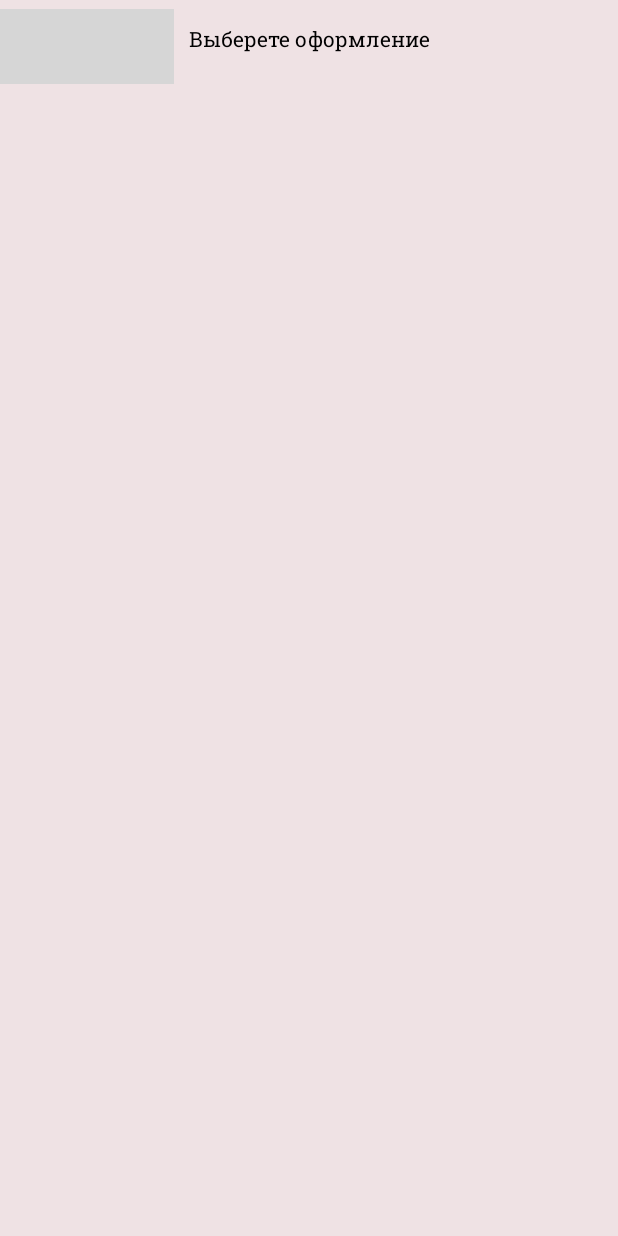
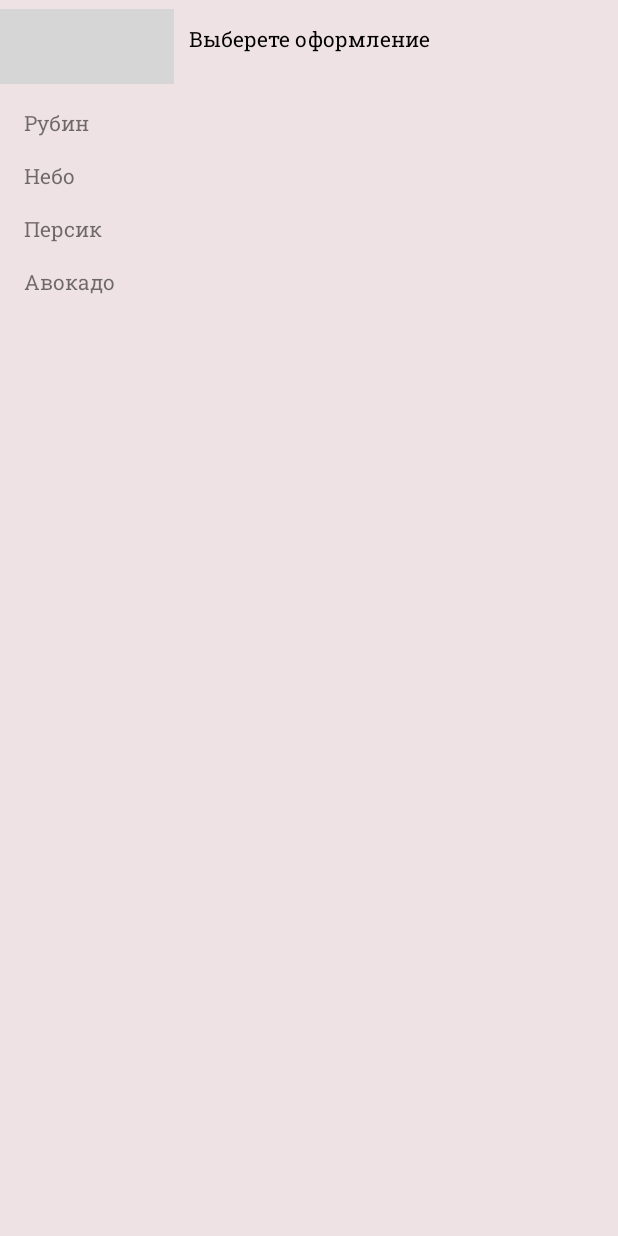
Before and after one commit to levkorol/PomodoroList, an Android app: the fragment ThemeFragment placed in its activity, on a phone screen of 412 x 824 dp. Run offline under Robolectric (Android 15) with nearby library versions, the phone set to English and light mode, and no system bars; 5 statements that could not run were skipped; grey boxes are pictures that could not be loaded.

Commit message:
save theme

```diff
--- a/app/src/main/java/ru/harlion/pomodorolist/AppActivity.kt
+++ b/app/src/main/java/ru/harlion/pomodorolist/AppActivity.kt
@@ -3,13 +3,11 @@ package ru.harlion.pomodorolist
 import androidx.appcompat.app.AppCompatActivity
 import android.os.Bundle
 import android.view.View
-import androidx.core.content.ContentProviderCompat.requireContext
 import com.google.android.material.bottomnavigation.BottomNavigationView
 import ru.harlion.pomodorolist.ui.pomodoro.TimerFragment
 import ru.harlion.pomodorolist.ui.profile.ProfileFragment
 import ru.harlion.pomodorolist.ui.profile.on_boarding.OnBoardingFragment
-import ru.harlion.pomodorolist.ui.profile.statistic.StatisticFragment
-import ru.harlion.pomodorolist.ui.projects.ListProjectsFragment
+import ru.harlion.pomodorolist.ui.projects.lists_projects.ListProjectsFragment
 import ru.harlion.pomodorolist.ui.tasks.ListTasksFragment
 import ru.harlion.pomodorolist.utils.Prefs
 import ru.harlion.pomodorolist.utils.replaceFragment
@@ -19,17 +17,22 @@ class AppActivity : AppCompatActivity() {
     private lateinit var bottomNavView: BottomNavigationView
 
     override fun onCreate(savedInstanceState: Bundle?) {
+        val prefs = Prefs(this)
 
-        setTheme(R.style.RedTheme)
-       // recreate() pref
+        when (prefs.theme) {
+            "green" -> setTheme(R.style.GreenTheme)
+            "sky" -> setTheme(R.style.SkyTheme)
+            "peach" -> setTheme(R.style.PeachTheme)
+             else -> setTheme(R.style.RedTheme)
+        }
 
         super.onCreate(savedInstanceState)
         setContentView(R.layout.activity_main)
 
         bottomNavView = findViewById(R.id.bottom_nav_view)
 
-        val prefs = Prefs(this)
-        if(!prefs.isShowOnBoarding) {
+
+        if (!prefs.isShowOnBoarding) {
             prefs.isShowOnBoarding = true
             replaceFragment(OnBoardingFragment(), true)
         } else {
@@ -66,10 +69,10 @@ class AppActivity : AppCompatActivity() {
     }
 
     fun setBottomNavigationVisible(isVisible: Boolean) {
-        if(isVisible) {
-            bottomNavView.visibility  = View.VISIBLE
+        if (isVisible) {
+            bottomNavView.visibility = View.VISIBLE
         } else {
-            bottomNavView.visibility  = View.GONE
+            bottomNavView.visibility = View.GONE
         }
     }
 }
--- a/app/src/main/java/ru/harlion/pomodorolist/models/Project.kt
+++ b/app/src/main/java/ru/harlion/pomodorolist/models/Project.kt
@@ -17,7 +17,8 @@ class Project(
     val position: Int = 0,
     val color: Int = 0,
     val dateCreate: Long,
-    val timeInFocus: Long = 0L
+    val timeInFocus: Long = 0L,
+    val isArchive : Boolean = false
 )
 
 class ProjectWithTasks(
--- a/app/src/main/java/ru/harlion/pomodorolist/ui/profile/settings/theme/ThemeFragment.kt
+++ b/app/src/main/java/ru/harlion/pomodorolist/ui/profile/settings/theme/ThemeFragment.kt
@@ -1,13 +1,43 @@
 package ru.harlion.pomodorolist.ui.profile.settings.theme
 
 
+import android.os.Bundle
+import android.view.View
 import ru.harlion.pomodorolist.AppActivity
 import ru.harlion.pomodorolist.base.BindingFragment
 import ru.harlion.pomodorolist.databinding.FragmentThemeBinding
+import ru.harlion.pomodorolist.utils.Prefs
 
 
 class ThemeFragment : BindingFragment<FragmentThemeBinding>(FragmentThemeBinding::inflate) {
 
+    private lateinit var prefs : Prefs
+
+    override fun onViewCreated(view: View, savedInstanceState: Bundle?) {
+        super.onViewCreated(view, savedInstanceState)
+
+        prefs = Prefs(requireContext())
+
+        binding.red.setOnClickListener {
+            prefs.theme = "red"
+            (activity as AppActivity).recreate()
+        }
+
+        binding.sky.setOnClickListener {
+            prefs.theme = "sky"
+            (activity as AppActivity).recreate()
+        }
+
+        binding.peach.setOnClickListener {
+            prefs.theme = "peach"
+            (activity as AppActivity).recreate()
+        }
+
+        binding.green.setOnClickListener {
+            prefs.theme = "green"
+            (activity as AppActivity).recreate()
+        }
+    }
 
     override fun onStart() {
         super.onStart()
--- a/app/src/main/java/ru/harlion/pomodorolist/ui/projects/ProjectsAdapter.kt
+++ b/app/src/main/java/ru/harlion/pomodorolist/ui/projects/adapter/ProjectsAdapter.kt
@@ -1,4 +1,4 @@
-package ru.harlion.pomodorolist.ui.projects
+package ru.harlion.pomodorolist.ui.projects.adapter
 
 import android.content.res.ColorStateList
 import android.os.Build
@@ -112,8 +112,6 @@ class ProjectsAdapter(
                 }
 
                 if (Build.VERSION.SDK_INT >= Build.VERSION_CODES.M) {
-                    //  binding.color.compoundDrawables[0].setTint(colorId)
-                    // TintList = ColorStateList.valueOf(colorId)
                     if (project.color > 0) {
                         val color = ContextCompat.getColor(name.context, project.color)
                         val colorList = ColorStateList.valueOf(color)
--- a/app/src/main/java/ru/harlion/pomodorolist/ui/projects/ListProjectsFragment.kt
+++ b/app/src/main/java/ru/harlion/pomodorolist/ui/projects/lists_projects/ListProjectsFragment.kt
@@ -1,4 +1,4 @@
-package ru.harlion.pomodorolist.ui.projects
+package ru.harlion.pomodorolist.ui.projects.lists_projects
 
 
 import android.os.Bundle
@@ -6,9 +6,9 @@ import android.view.View
 import androidx.fragment.app.viewModels
 import androidx.recyclerview.widget.LinearLayoutManager
 import ru.harlion.pomodorolist.base.BindingFragment
-import ru.harlion.pomodorolist.data.Repository
 import ru.harlion.pomodorolist.databinding.FragmentListProjectsBinding
 import ru.harlion.pomodorolist.models.Project
+import ru.harlion.pomodorolist.ui.projects.adapter.ProjectsAdapter
 import ru.harlion.pomodorolist.ui.projects.adding.AddProjectFragment
 import ru.harlion.pomodorolist.ui.projects.detail_project.DetailProjectFragment
 import ru.harlion.pomodorolist.utils.replaceFragment
--- a/app/src/main/java/ru/harlion/pomodorolist/ui/projects/ListProjectsViewModel.kt
+++ b/app/src/main/java/ru/harlion/pomodorolist/ui/projects/lists_projects/ListProjectsViewModel.kt
@@ -1,4 +1,4 @@
-package ru.harlion.pomodorolist.ui.projects
+package ru.harlion.pomodorolist.ui.projects.lists_projects
 
 
 import androidx.lifecycle.ViewModel
--- a/app/src/main/java/ru/harlion/pomodorolist/utils/Prefs.kt
+++ b/app/src/main/java/ru/harlion/pomodorolist/utils/Prefs.kt
@@ -11,25 +11,30 @@ class Prefs(val context: Context) {
         set(value) = sharedPrefs.edit().putBoolean("ON_BOARDING_SHOW", value)
             .apply()
 
-    var focusTimerActiveSettings : Long
+    var focusTimerActiveSettings: Long
         get() = sharedPrefs.getLong("TIME_COUNT_MIN", 25)
         set(value) = sharedPrefs.edit().putLong("TIME_COUNT_MIN", value)
             .apply()
 
 
-    var breakTimerActiveSettings : Long
+    var breakTimerActiveSettings: Long
         get() = sharedPrefs.getLong("BREAK_TIMER_MIN", 5)
         set(value) = sharedPrefs.edit().putLong("BREAK_TIMER_MIN", value)
             .apply()
 
-    var song : Int
+    var song: Int
         get() = sharedPrefs.getInt("SOUND", -1)
         set(value) = sharedPrefs.edit().putInt("SOUND", value)
             .apply()
 
-    var isSound : Boolean
+    var isSound: Boolean
         get() = sharedPrefs.getBoolean("IS_SOUND", false)
         set(value) = sharedPrefs.edit().putBoolean("IS_SOUND", value)
             .apply()
 
+    var theme: String?
+        get() = sharedPrefs.getString("THEME", "")
+        set(value) = sharedPrefs.edit().putString("THEME", value)
+            .apply()
+
 }
--- a/app/src/main/res/layout/fragment_theme.xml
+++ b/app/src/main/res/layout/fragment_theme.xml
@@ -11,7 +11,6 @@
         android:id="@+id/top_ll"
         android:layout_width="match_parent"
         android:layout_height="?attr/actionBarSize">
-
         <androidx.appcompat.widget.AppCompatImageButton
             android:id="@+id/back"
             android:src="@drawable/ic_back_24"
@@ -25,4 +24,36 @@
             android:layout_margin="16dp"/>
     </RelativeLayout>
 
+    <TextView
+        android:id="@+id/red"
+        android:layout_marginHorizontal="16dp"
+        android:layout_marginTop="16dp"
+        android:layout_width="match_parent"
+        android:layout_height="wrap_content"
+        android:text="Рубин"/>
+
+    <TextView
+        android:id="@+id/sky"
+        android:layout_marginHorizontal="16dp"
+        android:layout_marginTop="16dp"
+        android:layout_width="match_parent"
+        android:layout_height="wrap_content"
+        android:text="Небо"/>
+
+    <TextView
+        android:id="@+id/peach"
+        android:layout_marginHorizontal="16dp"
+        android:layout_marginTop="16dp"
+        android:layout_width="match_parent"
+        android:layout_height="wrap_content"
+        android:text="Персик"/>
+
+    <TextView
+        android:id="@+id/green"
+        android:layout_marginHorizontal="16dp"
+        android:layout_marginTop="16dp"
+        android:layout_width="match_parent"
+        android:layout_height="wrap_content"
+        android:text="Авокадо"/>
+
 </LinearLayout>
```
Also changed, not shown: app/src/main/java/ru/harlion/pomodorolist/ui/projects/detail_project/DetailProjectFragment.kt (+48 -12 lines).
